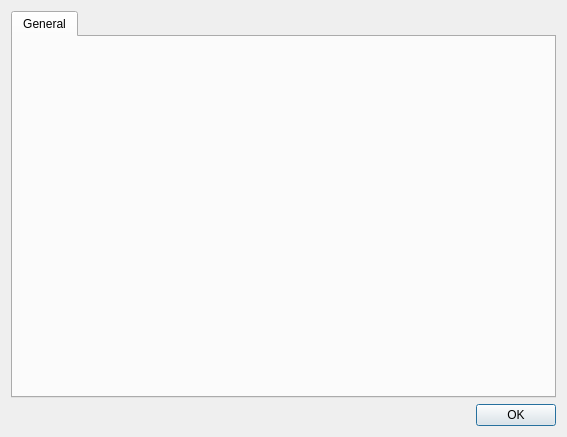
Qt form Source/preferences.ui (kemerelab/BehavioralVideo) before a commit.
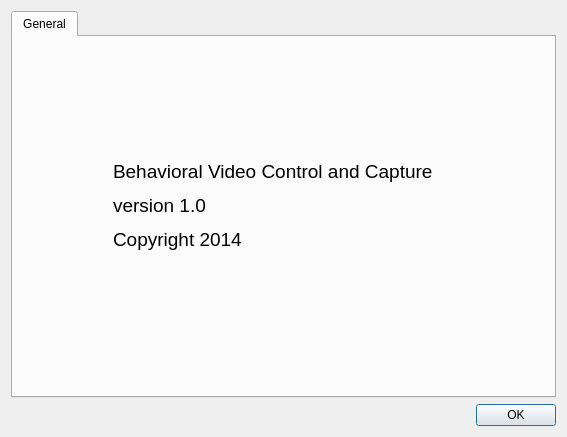
The same form after that commit.

The edit to the form file:
```diff
--- a/Source/preferences.ui
+++ b/Source/preferences.ui
@@ -33,6 +33,54 @@
       <attribute name="title">
        <string>General</string>
       </attribute>
+      <widget class="QWidget" name="">
+       <property name="geometry">
+        <rect>
+         <x>100</x>
+         <y>120</y>
+         <width>328</width>
+         <height>96</height>
+        </rect>
+       </property>
+       <layout class="QVBoxLayout" name="verticalLayout">
+        <item>
+         <widget class="QLabel" name="label">
+          <property name="font">
+           <font>
+            <pointsize>14</pointsize>
+           </font>
+          </property>
+          <property name="text">
+           <string>Behavioral Video Control and Capture</string>
+          </property>
+         </widget>
+        </item>
+        <item>
+         <widget class="QLabel" name="versionLabel">
+          <property name="font">
+           <font>
+            <pointsize>14</pointsize>
+           </font>
+          </property>
+          <property name="text">
+           <string>version 1.0</string>
+          </property>
+         </widget>
+        </item>
+        <item>
+         <widget class="QLabel" name="label_3">
+          <property name="font">
+           <font>
+            <pointsize>14</pointsize>
+           </font>
+          </property>
+          <property name="text">
+           <string>Copyright 2014</string>
+          </property>
+         </widget>
+        </item>
+       </layout>
+      </widget>
      </widget>
     </widget>
    </item>
```
